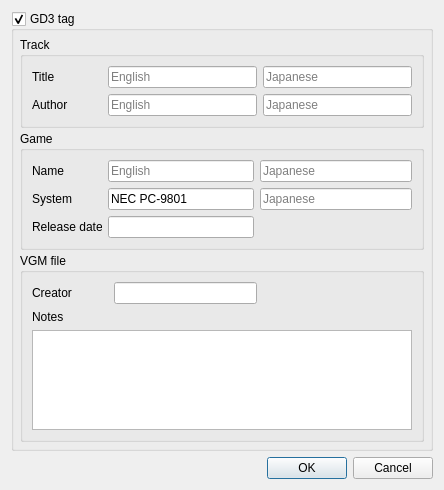
BambooTracker/BambooTracker, file BambooTracker/gui/vgm_export_settings_dialog.ui: the form before one commit.
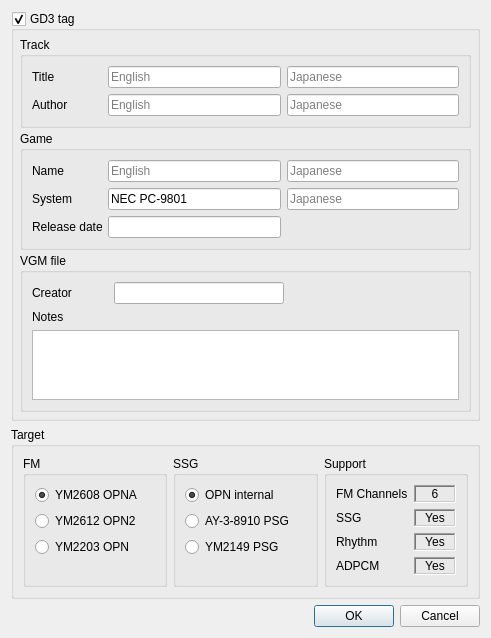
The form after the commit.

Commit message: VGM export for various chip targets

Diff of the .ui file:
```diff
--- a/BambooTracker/gui/vgm_export_settings_dialog.ui
+++ b/BambooTracker/gui/vgm_export_settings_dialog.ui
@@ -6,24 +6,14 @@
    <rect>
     <x>0</x>
     <y>0</y>
-    <width>444</width>
-    <height>490</height>
+    <width>491</width>
+    <height>622</height>
    </rect>
   </property>
   <property name="windowTitle">
    <string>VGM export settings</string>
   </property>
-  <layout class="QGridLayout" name="gridLayout" rowstretch="2,4,4">
-   <item row="2" column="0">
-    <widget class="QDialogButtonBox" name="buttonBox">
-     <property name="orientation">
-      <enum>Qt::Horizontal</enum>
-     </property>
-     <property name="standardButtons">
-      <set>QDialogButtonBox::Cancel|QDialogButtonBox::Ok</set>
-     </property>
-    </widget>
-   </item>
+  <layout class="QGridLayout" name="gridLayout" rowstretch="2,0,0,0">
    <item row="0" column="0" rowspan="2">
     <widget class="QGroupBox" name="gd3GroupBox">
      <property name="title">
@@ -347,6 +337,230 @@
      </layout>
     </widget>
    </item>
+   <item row="3" column="0">
+    <widget class="QDialogButtonBox" name="buttonBox">
+     <property name="orientation">
+      <enum>Qt::Horizontal</enum>
+     </property>
+     <property name="standardButtons">
+      <set>QDialogButtonBox::Cancel|QDialogButtonBox::Ok</set>
+     </property>
+    </widget>
+   </item>
+   <item row="2" column="0">
+    <widget class="QGroupBox" name="groupBox">
+     <property name="title">
+      <string>Target</string>
+     </property>
+     <layout class="QHBoxLayout" name="horizontalLayout">
+      <item>
+       <widget class="QGroupBox" name="groupBox_2">
+        <property name="title">
+         <string>FM</string>
+        </property>
+        <layout class="QVBoxLayout" name="verticalLayout">
+         <item>
+          <widget class="QRadioButton" name="ym2608RadioButton">
+           <property name="text">
+            <string>YM2608 OPNA</string>
+           </property>
+           <property name="checked">
+            <bool>true</bool>
+           </property>
+          </widget>
+         </item>
+         <item>
+          <widget class="QRadioButton" name="ym2612RadioButton">
+           <property name="text">
+            <string>YM2612 OPN2</string>
+           </property>
+          </widget>
+         </item>
+         <item>
+          <widget class="QRadioButton" name="ym2203RadioButton">
+           <property name="text">
+            <string>YM2203 OPN</string>
+           </property>
+          </widget>
+         </item>
+         <item>
+          <spacer name="verticalSpacer">
+           <property name="orientation">
+            <enum>Qt::Vertical</enum>
+           </property>
+           <property name="sizeHint" stdset="0">
+            <size>
+             <width>20</width>
+             <height>40</height>
+            </size>
+           </property>
+          </spacer>
+         </item>
+        </layout>
+       </widget>
+      </item>
+      <item>
+       <widget class="QGroupBox" name="groupBox_3">
+        <property name="title">
+         <string>SSG</string>
+        </property>
+        <layout class="QVBoxLayout" name="verticalLayout_2">
+         <item>
+          <widget class="QRadioButton" name="internalSsgRadioButton">
+           <property name="text">
+            <string>OPN internal</string>
+           </property>
+           <property name="checked">
+            <bool>true</bool>
+           </property>
+          </widget>
+         </item>
+         <item>
+          <widget class="QRadioButton" name="ay8910PsgRadioButton">
+           <property name="text">
+            <string>AY-3-8910 PSG</string>
+           </property>
+          </widget>
+         </item>
+         <item>
+          <widget class="QRadioButton" name="ym2149PsgRadioButton">
+           <property name="text">
+            <string>YM2149 PSG</string>
+           </property>
+          </widget>
+         </item>
+         <item>
+          <spacer name="verticalSpacer_2">
+           <property name="orientation">
+            <enum>Qt::Vertical</enum>
+           </property>
+           <property name="sizeHint" stdset="0">
+            <size>
+             <width>20</width>
+             <height>40</height>
+            </size>
+           </property>
+          </spacer>
+         </item>
+        </layout>
+       </widget>
+      </item>
+      <item>
+       <widget class="QGroupBox" name="groupBox_4">
+        <property name="title">
+         <string>Support</string>
+        </property>
+        <layout class="QFormLayout" name="formLayout">
+         <item row="0" column="0">
+          <widget class="QLabel" name="label">
+           <property name="text">
+            <string>FM Channels</string>
+           </property>
+          </widget>
+         </item>
+         <item row="0" column="1">
+          <widget class="QLabel" name="supportFmChannelsLabel">
+           <property name="frameShape">
+            <enum>QFrame::WinPanel</enum>
+           </property>
+           <property name="frameShadow">
+            <enum>QFrame::Sunken</enum>
+           </property>
+           <property name="text">
+            <string notr="true">6</string>
+           </property>
+           <property name="textFormat">
+            <enum>Qt::PlainText</enum>
+           </property>
+           <property name="alignment">
+            <set>Qt::AlignCenter</set>
+           </property>
+          </widget>
+         </item>
+         <item row="1" column="0">
+          <widget class="QLabel" name="label_4">
+           <property name="text">
+            <string>SSG</string>
+           </property>
+          </widget>
+         </item>
+         <item row="1" column="1">
+          <widget class="QLabel" name="supportSsgLabel">
+           <property name="frameShape">
+            <enum>QFrame::WinPanel</enum>
+           </property>
+           <property name="frameShadow">
+            <enum>QFrame::Sunken</enum>
+           </property>
+           <property name="text">
+            <string>Yes</string>
+           </property>
+           <property name="textFormat">
+            <enum>Qt::PlainText</enum>
+           </property>
+           <property name="alignment">
+            <set>Qt::AlignCenter</set>
+           </property>
+          </widget>
+         </item>
+         <item row="2" column="0">
+          <widget class="QLabel" name="label_6">
+           <property name="text">
+            <string>Rhythm</string>
+           </property>
+          </widget>
+         </item>
+         <item row="2" column="1">
+          <widget class="QLabel" name="supportRhythmLabel">
+           <property name="frameShape">
+            <enum>QFrame::WinPanel</enum>
+           </property>
+           <property name="frameShadow">
+            <enum>QFrame::Sunken</enum>
+           </property>
+           <property name="text">
+            <string>Yes</string>
+           </property>
+           <property name="textFormat">
+            <enum>Qt::PlainText</enum>
+           </property>
+           <property name="alignment">
+            <set>Qt::AlignCenter</set>
+           </property>
+          </widget>
+         </item>
+         <item row="3" column="0">
+          <widget class="QLabel" name="label_7">
+           <property name="text">
+            <string>ADPCM</string>
+           </property>
+          </widget>
+         </item>
+         <item row="3" column="1">
+          <widget class="QLabel" name="supportAdpcmLabel">
+           <property name="frameShape">
+            <enum>QFrame::WinPanel</enum>
+           </property>
+           <property name="frameShadow">
+            <enum>QFrame::Sunken</enum>
+           </property>
+           <property name="text">
+            <string>Yes</string>
+           </property>
+           <property name="textFormat">
+            <enum>Qt::PlainText</enum>
+           </property>
+           <property name="alignment">
+            <set>Qt::AlignCenter</set>
+           </property>
+          </widget>
+         </item>
+        </layout>
+       </widget>
+      </item>
+     </layout>
+    </widget>
+   </item>
   </layout>
  </widget>
  <tabstops>
```
The commit also changes 9 other files.
